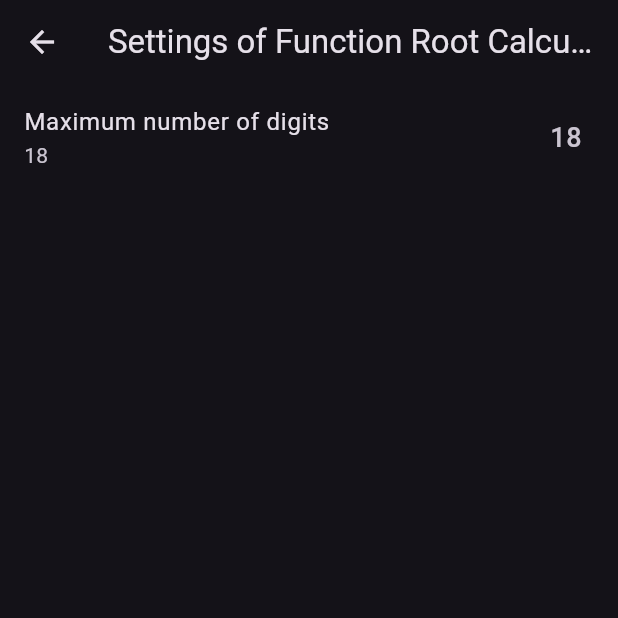
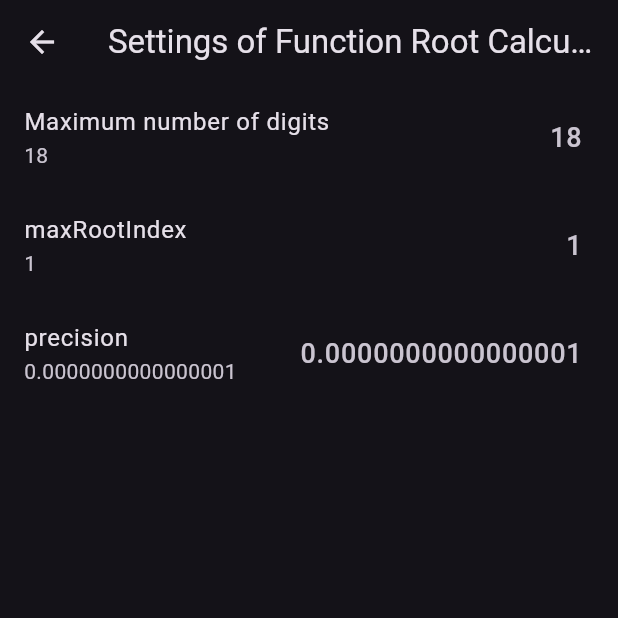
Before and after one commit to spageektti/sapphire, a Flutter app: the RootWidget screen opened directly, after a tap on the "settings" icon, on a phone screen of 412 x 824 dp, the top half of it. Run offline on Flutter 3.47's test engine with Material 3 defaults, Android fonts, the phone set to English and light mode, and no system bars; our stand-ins replace decimal, device_info_plus, easy_localization, file_picker, shared_preferences; missing offline and left inert: country_flags, flutter_math_fork; accounts and stored records are empty.

Commit message:
fix root and power functions not handling settings correctly

```diff
--- a/lib/functions/math/root.dart
+++ b/lib/functions/math/root.dart
@@ -40,7 +40,7 @@ class RootWidget extends StatefulWidget {
 }
 
 class _RootWidgetState extends State<RootWidget> {
-  List<String> _settings = ['18'];
+  List<String> _settings = ['18', '1', '0.0000000000000001'];
 
   Future<void> _loadSettings() async {
     final prefs = await SharedPreferences.getInstance();
@@ -67,7 +67,7 @@ class _RootWidgetState extends State<RootWidget> {
     Decimal low = Decimal.zero;
     Decimal high = Decimal.fromBigInt(a);
     Decimal mid;
-    Decimal epsilon = Decimal.parse('0.0000000000000001');
+    Decimal epsilon = Decimal.parse(_settings[2]);
 
     while ((high - low).abs() > epsilon) {
       mid = ((low + high) / Decimal.fromInt(2)).toDecimal();
@@ -81,7 +81,9 @@ class _RootWidgetState extends State<RootWidget> {
     }
 
     Decimal result = ((low + high) / Decimal.fromInt(2)).toDecimal();
-    String resultString = result.toStringAsFixed(11);
+    int precision =
+        _settings[2].contains('.') ? _settings[2].split('.')[1].length : 0;
+    String resultString = result.toStringAsFixed(precision);
     resultString = resultString.replaceAll(RegExp(r'0+$'), '');
     if (resultString.endsWith('.')) {
       resultString = '= ${resultString.substring(0, resultString.length - 1)}';
@@ -119,8 +121,8 @@ class _RootWidgetState extends State<RootWidget> {
                   .push(
                     MaterialPageRoute(
                       builder: (context) => const SettingsWidget(
-                        settings: ['maxDigits'],
-                        defaultValues: ['18'],
+                        settings: ['maxDigits', 'maxRootIndex', 'precision'],
+                        defaultValues: ['18', '1', '0.0000000000000001'],
                         pageName: 'root',
                       ),
                     ),
@@ -155,6 +157,8 @@ class _RootWidgetState extends State<RootWidget> {
                       mathStyle: MathStyle.display,
                       textStyle: const TextStyle(fontSize: 24)),
                   Text(root(_a, _b), style: const TextStyle(fontSize: 24)),
+                  Text('± ${_settings[2]}',
+                      style: const TextStyle(fontSize: 18)),
                 ],
               ),
             ),
@@ -168,8 +172,6 @@ class _RootWidgetState extends State<RootWidget> {
                 keyboardType: TextInputType.number,
                 inputFormatters: <TextInputFormatter>[
                   FilteringTextInputFormatter.digitsOnly,
-                  LengthLimitingTextInputFormatter(
-                      26) // TODO: Add ability to change this in the settings
                 ],
                 onChanged: (value) {
                   setState(() {
@@ -184,25 +186,19 @@ class _RootWidgetState extends State<RootWidget> {
             Padding(
               padding: const EdgeInsets.symmetric(horizontal: 64, vertical: 16),
               child: TextField(
-                maxLength: int.parse(_settings[0]),
+                maxLength: int.parse(_settings[1]),
                 decoration: InputDecoration(
                   labelText: context.tr('rootSecondButtonLabel'),
                 ),
                 keyboardType: TextInputType.number,
                 inputFormatters: <TextInputFormatter>[
                   FilteringTextInputFormatter.digitsOnly,
-                  LengthLimitingTextInputFormatter(
-                      2), // TODO: Add ability to change this in the settings
                 ],
                 onChanged: (value) {
                   setState(() {
                     _b = BigInt.tryParse(value) ?? BigInt.zero;
                     if (_b == BigInt.zero) {
                       _b = BigInt.one;
-                    }
-                    if (_b > BigInt.from(20)) {
-                      _b = BigInt.from(
-                          20); // TODO: Add ability to change this in the settings
                     }
                   });
                 },
```
Also changed, not shown: lib/functions/math/power.dart (+4 -8 lines).
